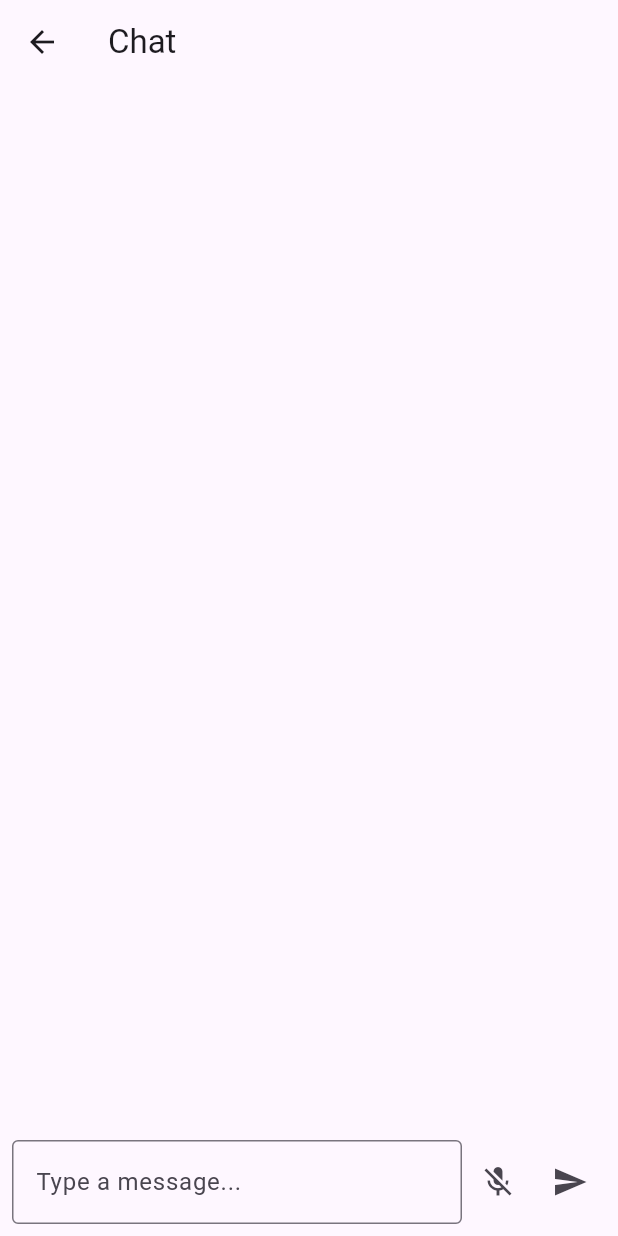
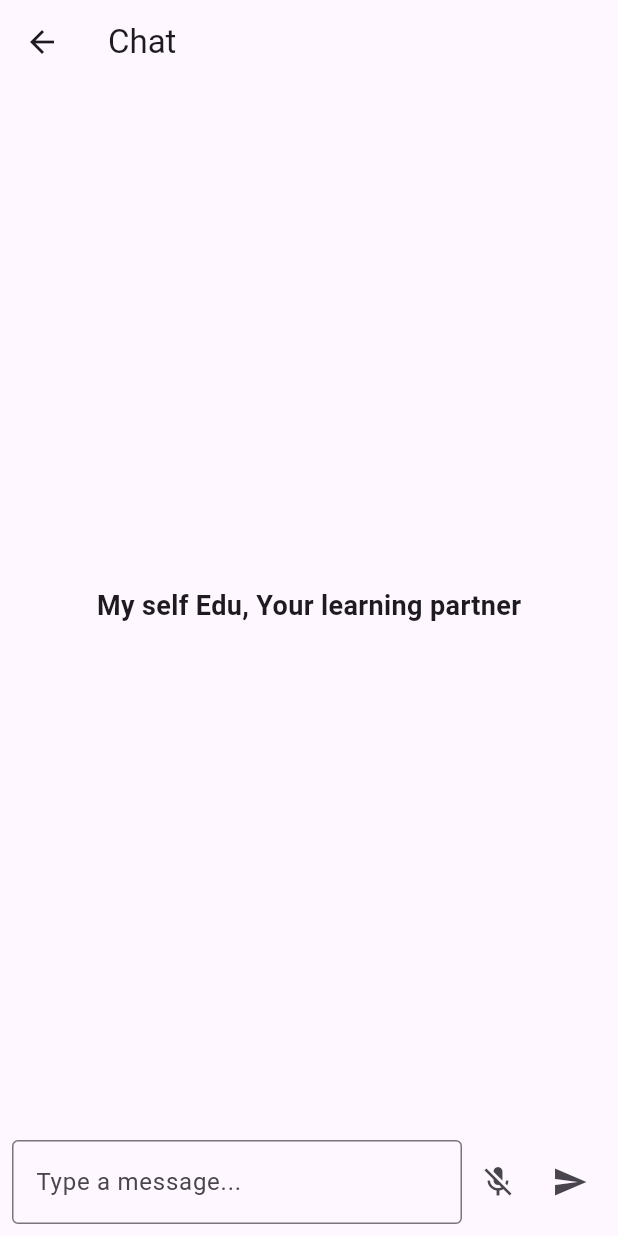
Before and after one commit to Rahuwale123/education, a Flutter app: the Chat screen opened directly, on a phone screen of 412 x 824 dp. Run offline on Flutter 3.47's test engine with Material 3 defaults, Android fonts, the light colour scheme and no system bars; our stand-ins replace flutter_typeahead, google_generative_ai, image_picker, speech_to_text, youtube_player_iframe.

Commit message:
chatbot changed

```diff
--- a/lib/data/courses.dart
+++ b/lib/data/courses.dart
@@ -162,7 +162,7 @@ List node = [
   [
     "7fjOw8ApZ1I",
 "https://encrypted-tbn3.gstatic.com/images?q=tbn:ANd9GcSFK9xig2wvmnqcSU7FSq_Bq9ieqs8duHvibEFk7pphFQtLeH_j",
-    "HTML Tutorial for Beginners "
+    "Why Node Js?"
   ],
   [
     "EIzdQxMXcrc",
--- a/lib/pages/chat.dart
+++ b/lib/pages/chat.dart
@@ -95,7 +95,9 @@ bool isListening=false;
       body: Column(
         children: [
           Expanded(
-            child: ListView.builder(
+            child: messages.length<1?Center(
+              child: Text("My self Edu, Your learning partner",style: TextStyle(fontSize: 18,fontWeight: FontWeight.w600),),
+            ):ListView.builder(
               reverse: true,
               itemCount: messages.length,
               itemBuilder: (context, index) {
--- a/lib/pages/home.dart
+++ b/lib/pages/home.dart
@@ -12,7 +12,6 @@ class Home extends StatefulWidget {
   @override
   State<Home> createState() => _HomeState();
 }
-
 class _HomeState extends State<Home> {
   List<dynamic> filteredCourses = [];
   @override
--- a/lib/pages/profile.dart
+++ b/lib/pages/profile.dart
@@ -177,7 +177,7 @@ class _ProfileState extends State<Profile> {
             const SizedBox(height: 15),
             _buildInfoText(title: 'Gender', info: _gender),
             const SizedBox(height: 15),
-            _buildInfoText(title: 'Language', info: _language),
+            _buildInfoText(title: 'Coding Language', info: _language),
             const SizedBox(height: 25),
             Container(
               height: 80,
--- a/lib/pages/splash.dart
+++ b/lib/pages/splash.dart
@@ -38,7 +38,7 @@ class _SplashState extends State<Splash> {
                     height: 10,
                   ),
                   Text(
-                    "Explore courses & educational resources",
+                    "Experience Ai based Education",
                     style: TextStyle(fontSize: 17, fontWeight: FontWeight.w800),
                   ),
                 ],
```
